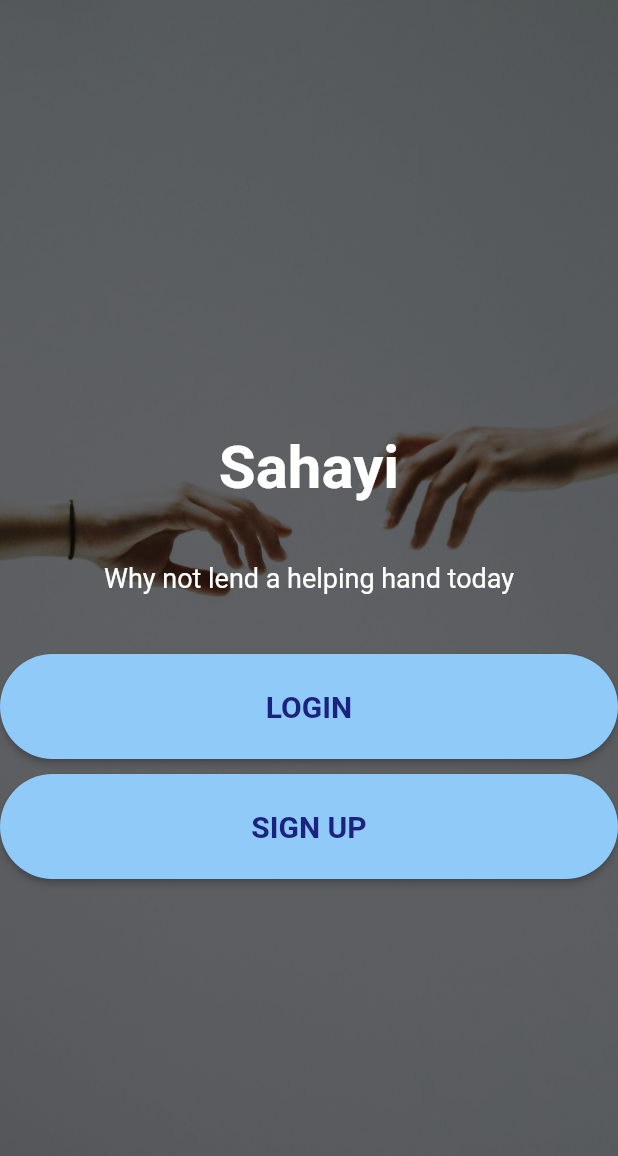
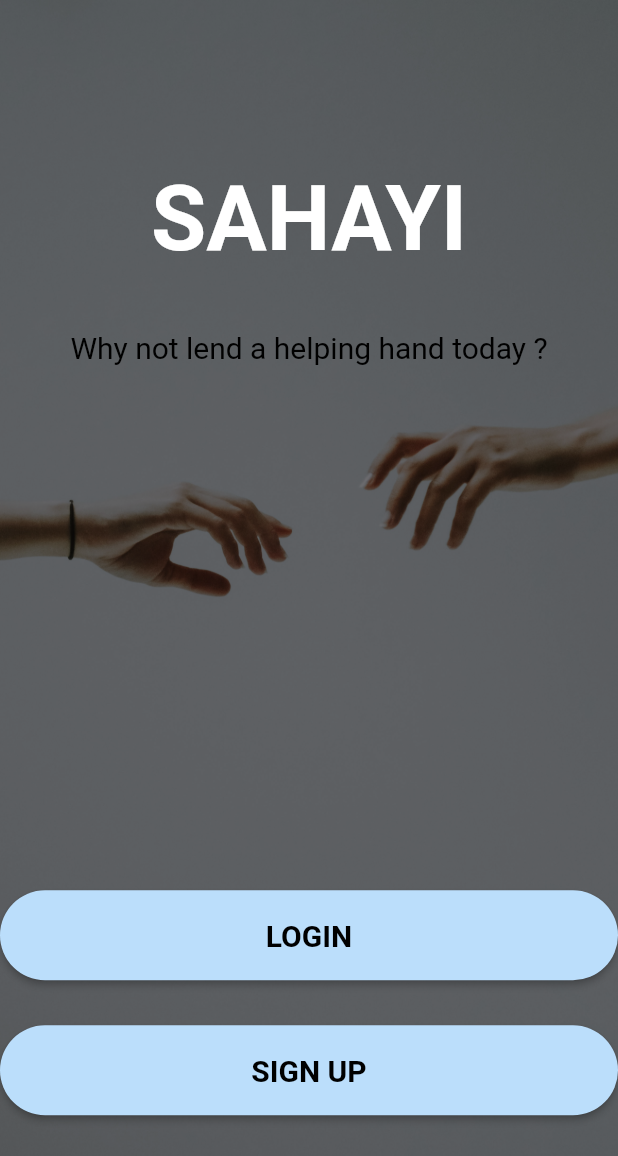
Before and after one commit to christorejisam/sahayi, a Flutter app: the screen it shows after launch, on a phone screen of 412 x 824 dp. Shown: the top 1156 px of the screen. Run offline on Flutter 3.47's test engine with Material 2 defaults, Android fonts, the phone set to English and light mode, and no system bars.

Commit message:
edited files

```diff
--- a/lib/screens/welcome.dart
+++ b/lib/screens/welcome.dart
@@ -30,18 +30,18 @@ class _WelcomeState extends State<Welcome> {
                     crossAxisAlignment: CrossAxisAlignment.stretch,
                     children: [
 
-                      SizedBox(height: 50),
-                      Text('Sahayi',
+                      SizedBox(height: 30),
+                      Text('SAHAYI',
                           textAlign: TextAlign.center,
                           style: TextStyle(
                               color: Colors.white,
-                              fontSize: 40,
+                              fontSize: 60,
                               fontWeight: FontWeight.bold)),
                       SizedBox(height: 40),
-                      Text('Why not lend a helping hand today',
+                      Text('Why not lend a helping hand today ?',
                           textAlign: TextAlign.center,
-                          style: TextStyle(color: Colors.white, fontSize: 18)),
-                      SizedBox(height: 40),
+                          style: TextStyle(color: Colors.black, fontSize: 20)),
+                      SizedBox(height: 350),
                       ElevatedButton(
                         onPressed: () {
                           Navigator.push(context,
@@ -50,17 +50,17 @@ class _WelcomeState extends State<Welcome> {
                         child: Text(
                           "LOGIN",
                           style: TextStyle(
-                              color: Colors.indigo[900],
+                              color: Colors.black,
                               fontWeight: FontWeight.bold,
                               fontSize: 20),
                         ),
                         style: ElevatedButton.styleFrom(
-                            primary: Colors.blue[200],
-                            fixedSize: Size(90, 70),
+                            primary: Colors.blue[100],
+                            fixedSize: Size(80, 60),
                             shape: RoundedRectangleBorder(
                                 borderRadius: BorderRadius.circular(50))),
                       ),
-                      SizedBox(height: 10),
+                      SizedBox(height: 30),
                       ElevatedButton(
                         onPressed: () {
                           Navigator.push(
@@ -71,13 +71,13 @@ class _WelcomeState extends State<Welcome> {
                         child: Text(
                           "SIGN UP",
                           style: TextStyle(
-                              color: Colors.indigo[900],
+                              color: Colors.black,
                               fontWeight: FontWeight.bold,
                               fontSize: 20),
                         ),
                         style: ElevatedButton.styleFrom(
-                            primary: Colors.blue[200],
-                            fixedSize: Size(90, 70),
+                            primary: Colors.blue[100],
+                            fixedSize: Size(80, 60),
                             shape: RoundedRectangleBorder(
                                 borderRadius: BorderRadius.circular(50))),
                       ),
```
